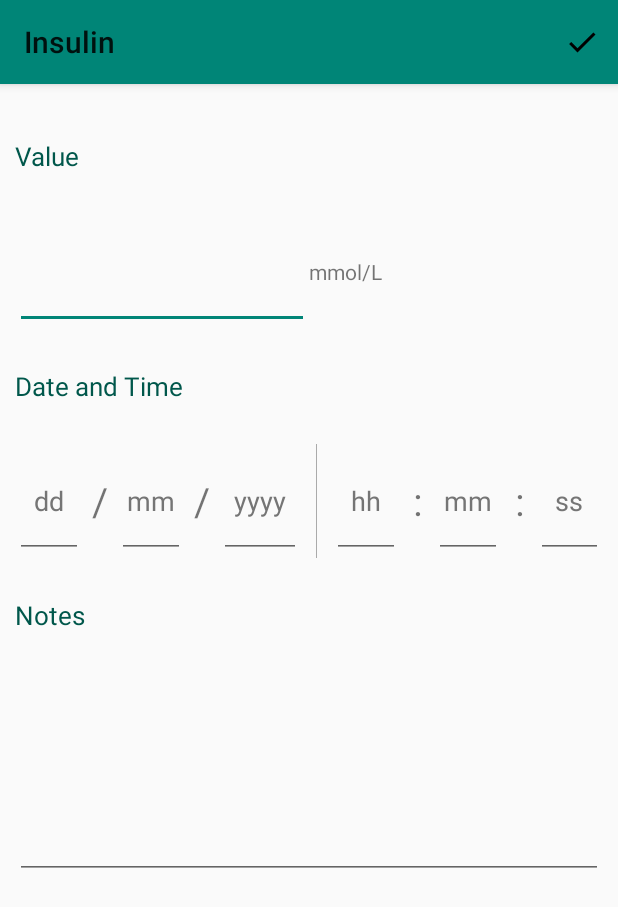
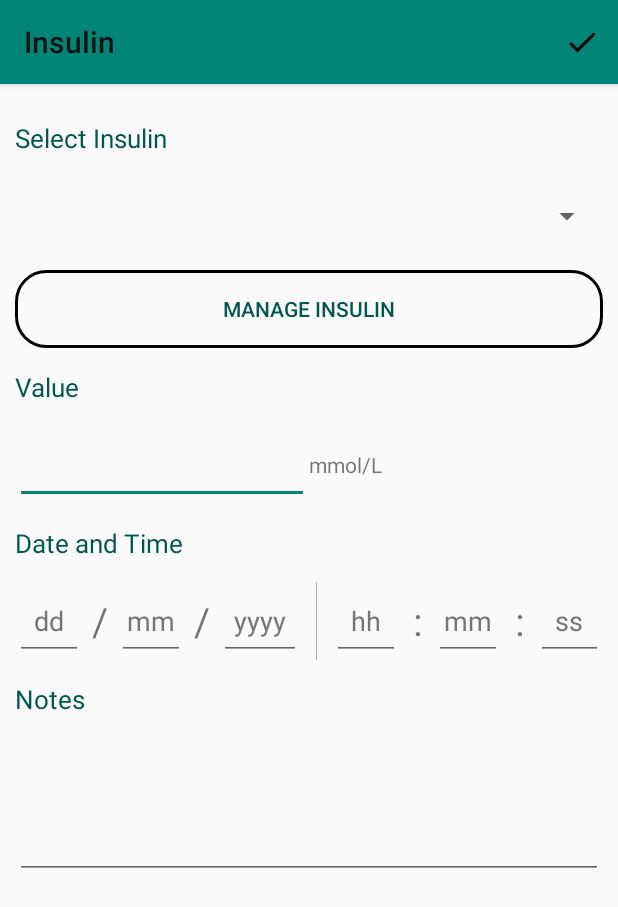
Before and after one commit to Alex-apostolo/BGLTracker, an Android app: the screen it shows after launch (AddInsulinActivity), after a tap on an icon or button, on a phone screen of 412 x 824 dp. Shown: the top 907 px of the screen. Run offline under Robolectric (Android 15) with nearby library versions, the phone set to English and light mode, and no system bars.

Commit message:
Added dialog views on insulin and medication

```diff
--- a/app/build.gradle
+++ b/app/build.gradle
@@ -27,4 +27,5 @@ dependencies {
     androidTestImplementation 'com.android.support.test.espresso:espresso-core:3.0.2'
     implementation 'com.jjoe64:graphview:4.2.2'
     implementation 'com.github.clans:fab:1.6.4'
+    implementation 'com.android.support:support-v4:28.0.0'
 }
--- a/app/src/main/java/com/alexapostolopoulos/bgltracker/AddInsulinActivity.java
+++ b/app/src/main/java/com/alexapostolopoulos/bgltracker/AddInsulinActivity.java
@@ -1,16 +1,22 @@
 package com.alexapostolopoulos.bgltracker;
 
+import android.app.Dialog;
+import android.graphics.Color;
+import android.graphics.drawable.ColorDrawable;
 import android.support.v7.app.AppCompatActivity;
 import android.os.Bundle;
 import android.view.Menu;
 import android.view.MenuItem;
+import android.view.View;
 
 public class AddInsulinActivity extends AppCompatActivity {
 
+    Dialog manageInsulinDialog;
     @Override
     protected void onCreate(Bundle savedInstanceState) {
         super.onCreate(savedInstanceState);
         setContentView(R.layout.activity_add_insulin);
+        manageInsulinDialog = new Dialog(this);
     }
     @Override
     public boolean onCreateOptionsMenu(Menu menu) {
@@ -22,4 +28,10 @@ public class AddInsulinActivity extends AppCompatActivity {
         //Do when user presses check
         return super.onOptionsItemSelected(item);
     }
+
+    public void showInsulinDialog(View v) {
+        manageInsulinDialog.setContentView(R.layout.manage_inputfields);
+        manageInsulinDialog.getWindow().setBackgroundDrawable(new ColorDrawable(Color.TRANSPARENT));
+        manageInsulinDialog.show();
+    }
 }
--- /dev/null
+++ b/app/src/main/res/drawable/button_style.xml
@@ -0,0 +1,6 @@
+<?xml version="1.0" encoding="utf-8"?>
+<shape xmlns:android="http://schemas.android.com/apk/res/android">
+    <stroke android:width="2dp" android:color="@android:color/black"/>
+    <corners android:radius="20dp"/>
+    <padding android:top="15dp" android:bottom="15dp"/>
+</shape>
--- /dev/null
+++ b/app/src/main/res/drawable/dialog_style.xml
@@ -0,0 +1,5 @@
+<?xml version="1.0" encoding="utf-8"?>
+<shape xmlns:android="http://schemas.android.com/apk/res/android">
+    <solid android:color="#FFFFFF"/>
+    <corners android:radius="20dp"/>
+</shape>
--- /dev/null
+++ b/app/src/main/res/drawable/ic_more_vert_black_24dp.xml
@@ -0,0 +1,9 @@
+<vector xmlns:android="http://schemas.android.com/apk/res/android"
+        android:width="24dp"
+        android:height="24dp"
+        android:viewportWidth="24.0"
+        android:viewportHeight="24.0">
+    <path
+        android:fillColor="#FF000000"
+        android:pathData="M12,8c1.1,0 2,-0.9 2,-2s-0.9,-2 -2,-2 -2,0.9 -2,2 0.9,2 2,2zM12,10c-1.1,0 -2,0.9 -2,2s0.9,2 2,2 2,-0.9 2,-2 -0.9,-2 -2,-2zM12,16c-1.1,0 -2,0.9 -2,2s0.9,2 2,2 2,-0.9 2,-2 -0.9,-2 -2,-2z"/>
+</vector>
--- a/app/src/main/res/layout/activity_add_insulin.xml
+++ b/app/src/main/res/layout/activity_add_insulin.xml
@@ -7,6 +7,38 @@
     android:layout_margin="10dp"
     android:columnCount="2"
     tools:context=".AddInsulinActivity">
+
+    <TextView
+        android:id="@+id/addInsulin_select_textView2"
+        android:layout_width="0dp"
+        android:layout_height="0dp"
+        android:layout_rowWeight="1"
+        android:layout_columnSpan="2"
+        android:layout_columnWeight="1"
+        android:gravity="center_vertical"
+        android:text="Select Insulin"
+        android:textAppearance="@style/CustomTextTitle" />
+
+    <Spinner
+        android:id="@+id/addInsulin_selectPresc_spinner2"
+        android:layout_width="0dp"
+        android:layout_height="0dp"
+        android:layout_rowWeight="1"
+        android:layout_columnSpan="2"
+        android:layout_columnWeight="1" />
+
+    <Button
+        android:id="@+id/addInsulin_manageInsulin_btn"
+        android:layout_width="0dp"
+        android:layout_height="0dp"
+        android:layout_rowWeight="1"
+        android:layout_columnSpan="2"
+        android:layout_columnWeight="1"
+        android:layout_marginTop="10dp"
+        android:background="@drawable/button_style"
+        android:onClick="showInsulinDialog"
+        android:text="Manage Insulin"
+        android:textColor="@color/colorPrimaryDark" />
 
     <TextView
         android:id="@+id/addInsulin_insulin_textView"
--- a/app/src/main/res/menu/toolbar.xml
+++ b/app/src/main/res/menu/toolbar.xml
@@ -43,7 +43,7 @@
 
     <item android:id="@+id/patient"
         android:title="@string/menu_patient"
-        android:icon="@drawable/ic_account_circle_black_24dp"
+        android:icon="@drawable/ic_more_vert_black_24dp"
         app:showAsAction="always" >
         <menu>
             <item
--- a/app/src/main/res/values/strings.xml
+++ b/app/src/main/res/values/strings.xml
@@ -19,7 +19,7 @@
     <string name="menu_sort_SelectDateRange">SelectDateRange</string>
 
     <!--Patient Strings-->
-    <string name="menu_patient_addPatient">AddPatient</string>
+    <string name="menu_patient_addPatient">ManagePatient</string>
     <string name="menu_patient_BGLGraph">BGLGraph</string>
 
     <string-array name="addPresc_type_array">
```
Also changed, not shown: app/src/main/java/com/alexapostolopoulos/bgltracker/AddMedicationActivity.java (+13 -0 lines), app/src/main/java/com/alexapostolopoulos/bgltracker/AddPrescriptionActivity.java (+14 -14 lines), app/src/main/res/layout/activity_add_medication.xml (+15 -33 lines), app/src/main/res/layout/manage_inputfields.xml (added, +42 -0 lines).
